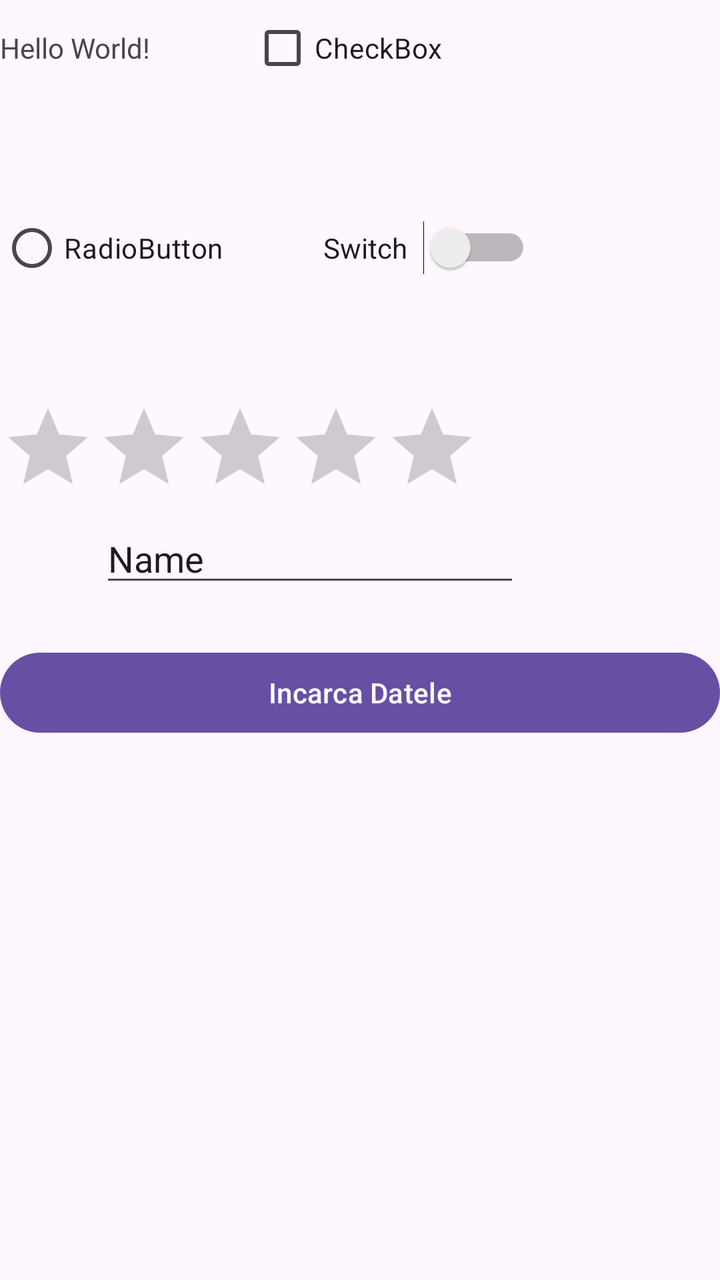
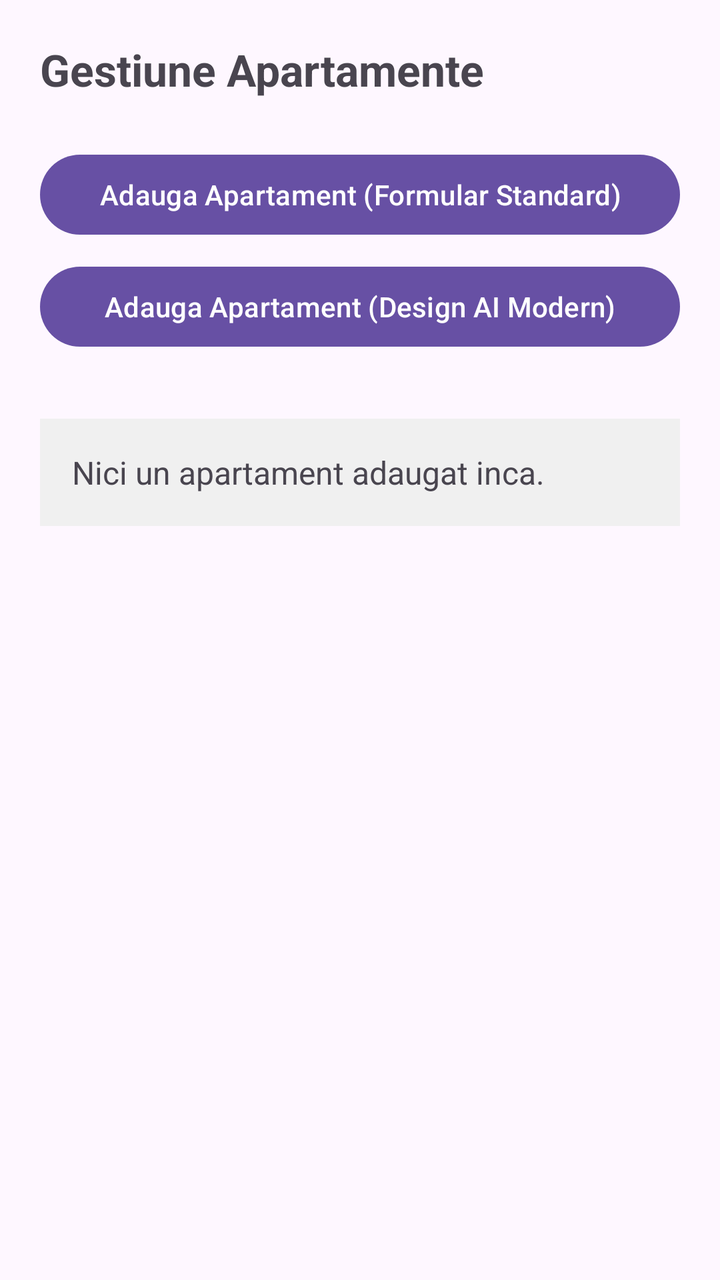

Screens rendered from an Android XML layout before and after an edit, with the pre-edit source and the edit as a unified diff.
<!-- AndroidManifest.xml: application theme Theme.Ciufu_AlexIonut_ActivitateDAM2026 -->
<!-- res/layout/activity_main.xml -->
<?xml version="1.0" encoding="utf-8"?>
<LinearLayout xmlns:android="http://schemas.android.com/apk/res/android"
    xmlns:app="http://schemas.android.com/apk/res-auto"
    xmlns:tools="http://schemas.android.com/tools"
    android:id="@+id/main"
    android:orientation="vertical"
    android:layout_width="match_parent"
    android:layout_height="match_parent"
    tools:context=".MainActivity">
    <LinearLayout
        android:layout_width="match_parent"
        android:layout_height="wrap_content"
        android:orientation="horizontal">
    <TextView
        android:layout_width="wrap_content"
        android:layout_height="wrap_content"
        android:text="Hello World!" />

        <Space
            android:layout_width="50dp"
            android:layout_height="100dp"></Space>

        <CheckBox
            android:id="@+id/checkBox"
            android:layout_width="wrap_content"
            android:layout_height="wrap_content"
            android:text="CheckBox" />
    </LinearLayout>

    <LinearLayout
        android:layout_width="match_parent"
        android:layout_height="wrap_content"
        android:orientation="horizontal">
    <RadioButton
        android:id="@+id/radioButton"
        android:layout_width="wrap_content"
        android:layout_height="wrap_content"
        android:text="RadioButton" />

        <Space
            android:layout_width="50dp"
            android:layout_height="100dp"></Space>

        <Switch
            android:id="@+id/switch1"
            android:layout_width="104dp"
            android:layout_height="wrap_content"
            android:text="Switch" />

    </LinearLayout>


    <LinearLayout
        android:layout_width="match_parent"
        android:layout_height="wrap_content"
        android:orientation="horizontal">

    <RatingBar
        android:id="@+id/ratingBar"
        android:layout_width="wrap_content"
        android:layout_height="wrap_content"
        android:stepSize="0.5" />

    </LinearLayout>

    <LinearLayout
        android:layout_width="match_parent"
        android:layout_height="wrap_content"
        android:orientation="horizontal">

        <Space
            android:layout_width="50dp"
            android:layout_height="wrap_content"></Space>

        <EditText
            android:id="@+id/editTextText"
            android:layout_width="wrap_content"
            android:layout_height="wrap_content"
            android:ems="10"
            android:inputType="text"
            android:text="Name" />

    </LinearLayout>

    <LinearLayout
        android:layout_width="match_parent"
        android:layout_height="wrap_content"
        android:orientation="horizontal">

        <Spinner
            android:id="@+id/spinner"
            android:layout_width="409dp"
            android:layout_height="wrap_content" />
    </LinearLayout>

    <Button
        android:id="@+id/button"
        android:layout_width="match_parent"
        android:layout_height="wrap_content"
        android:text="Incarca Datele" />

</LinearLayout>
<!-- resources referenced by this layout -->
<resources>
  <style name="Theme.Ciufu_AlexIonut_ActivitateDAM2026" parent="Base.Theme.Ciufu_AlexIonut_ActivitateDAM2026" />
  <style name="Base.Theme.Ciufu_AlexIonut_ActivitateDAM2026" parent="Theme.Material3.DayNight.NoActionBar">
          
          
      </style>
</resources>

<!-- the commit's change to res/layout/activity_main.xml (unified diff, before → after) -->
@@ -1,102 +1,43 @@
 <?xml version="1.0" encoding="utf-8"?>
 <LinearLayout xmlns:android="http://schemas.android.com/apk/res/android"
-    xmlns:app="http://schemas.android.com/apk/res-auto"
-    xmlns:tools="http://schemas.android.com/tools"
     android:id="@+id/main"
-    android:orientation="vertical"
     android:layout_width="match_parent"
     android:layout_height="match_parent"
-    tools:context=".MainActivity">
-    <LinearLayout
+    android:orientation="vertical"
+    android:padding="20dp">
+
+    <TextView
+        android:id="@+id/tvTitlu"
+        android:layout_width="wrap_content"
+        android:layout_height="wrap_content"
+        android:text="Gestiune Apartamente"
+        android:textSize="22sp"
+        android:textStyle="bold"
+        android:layout_marginBottom="24dp"/>
+
+    <Button
+        android:id="@+id/btnDeschideAdaugare"
         android:layout_width="match_parent"
         android:layout_height="wrap_content"
-        android:orientation="horizontal">
-    <TextView
-        android:layout_width="wrap_content"
-        android:layout_height="wrap_content"
-        android:text="Hello World!" />
+        android:onClick="deschideAdaugareClasic"
+        android:text="Adauga Apartament (Formular Standard)"/>
 
-        <Space
-            android:layout_width="50dp"
-            android:layout_height="100dp"></Space>
-
-        <CheckBox
-            android:id="@+id/checkBox"
-            android:layout_width="wrap_content"
-            android:layout_height="wrap_content"
-            android:text="CheckBox" />
-    </LinearLayout>
-
-    <LinearLayout
+    <Button
+        android:id="@+id/btnDeschideAdaugareAi"
         android:layout_width="match_parent"
         android:layout_height="wrap_content"
-        android:orientation="horizontal">
-    <RadioButton
-        android:id="@+id/radioButton"
-        android:layout_width="wrap_content"
-        android:layout_height="wrap_content"
-        android:text="RadioButton" />
+        android:layout_marginTop="8dp"
+        android:onClick="deschidereAdaugareAi"
+        android:text="Adauga Apartament (Design AI Modern)"/>
 
-        <Space
-            android:layout_width="50dp"
-            android:layout_height="100dp"></Space>
-
-        <Switch
-            android:id="@+id/switch1"
-            android:layout_width="104dp"
-            android:layout_height="wrap_content"
-            android:text="Switch" />
-
-    </LinearLayout>
-
-
-    <LinearLayout
+    <TextView
+        android:id="@+id/tvRezultatObiect"
         android:layout_width="match_parent"
         android:layout_height="wrap_content"
-        android:orientation="horizontal">
-
-    <RatingBar
-        android:id="@+id/ratingBar"
-        android:layout_width="wrap_content"
-        android:layout_height="wrap_content"
-        android:stepSize="0.5" />
-
-    </LinearLayout>
-
-    <LinearLayout
-        android:layout_width="match_parent"
-        android:layout_height="wrap_content"
-        android:orientation="horizontal">
-
-        <Space
-            android:layout_width="50dp"
-            android:layout_height="wrap_content"></Space>
-
-        <EditText
-            android:id="@+id/editTextText"
-            android:layout_width="wrap_content"
-            android:layout_height="wrap_content"
-            android:ems="10"
-            android:inputType="text"
-            android:text="Name" />
-
-    </LinearLayout>
-
-    <LinearLayout
-        android:layout_width="match_parent"
-        android:layout_height="wrap_content"
-        android:orientation="horizontal">
-
-        <Spinner
-            android:id="@+id/spinner"
-            android:layout_width="409dp"
-            android:layout_height="wrap_content" />
-    </LinearLayout>
-
-    <Button
-        android:id="@+id/button"
-        android:layout_width="match_parent"
-        android:layout_height="wrap_content"
-        android:text="Incarca Datele" />
+        android:layout_marginTop="32dp"
+        android:background="#F0F0F0"
+        android:padding="16dp"
+        android:text="Nici un apartament adaugat inca."
+        android:textSize="16sp" />
 
 </LinearLayout>
